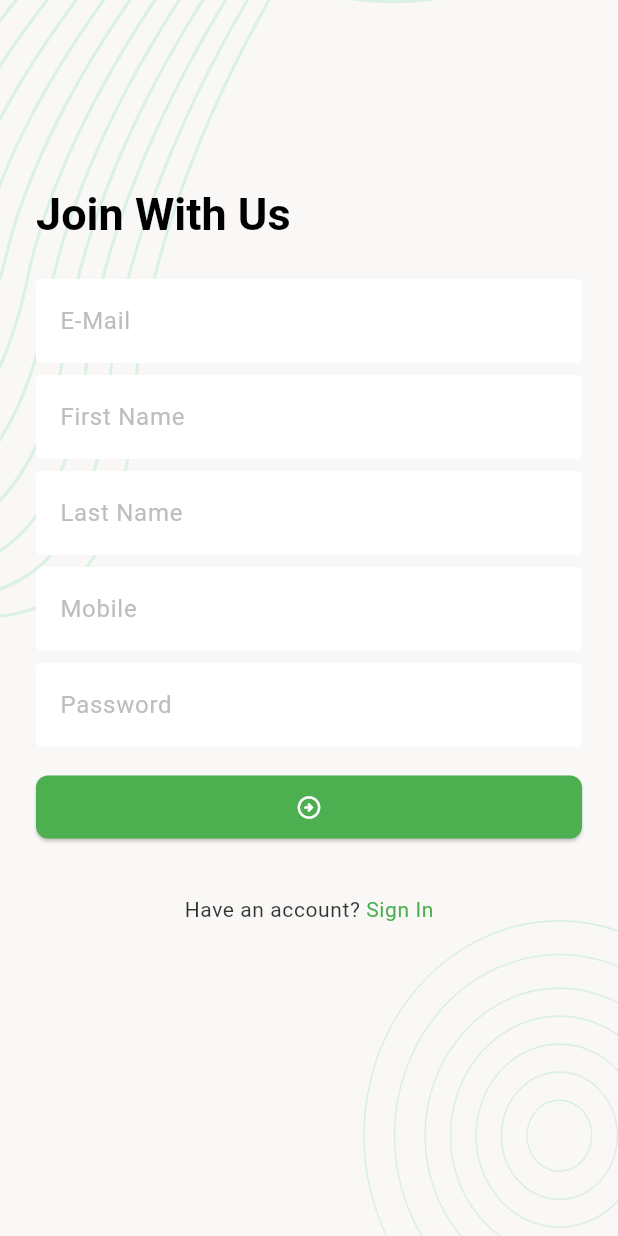
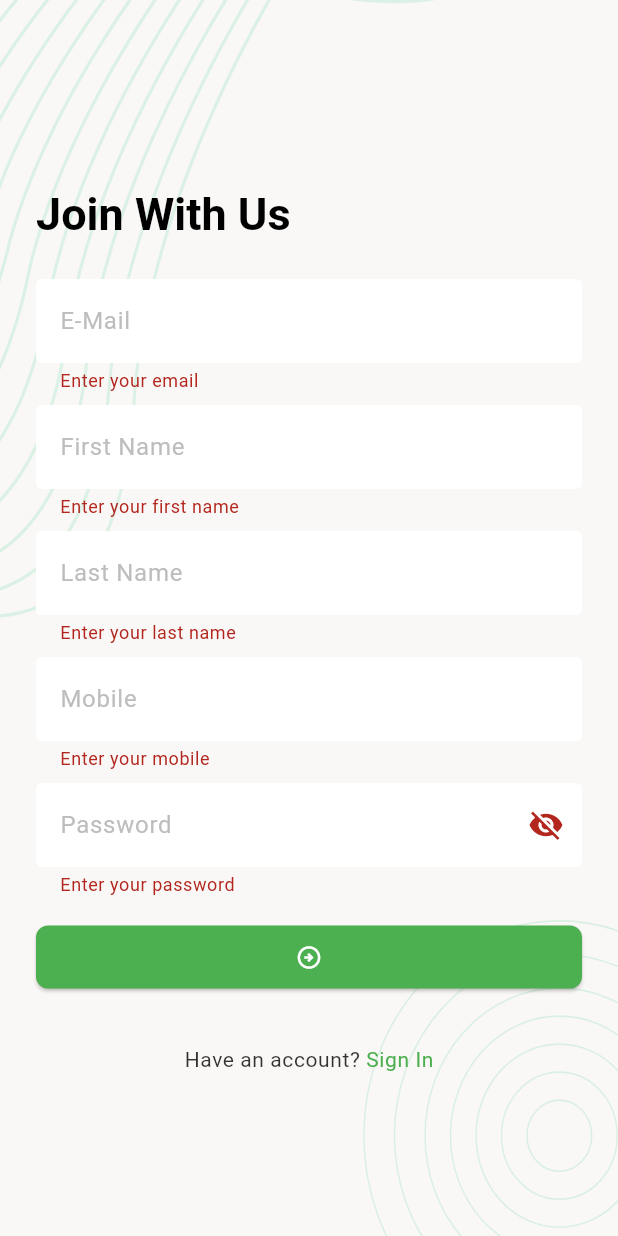
Before and after one commit to EmranKhanDUET/task_manager, a Flutter app: the SignUpScreen screen opened directly, after a tap on the "arrow circle right" icon, on a phone screen of 412 x 824 dp. Run offline on Flutter 3.47's test engine with Material 3 defaults, Android fonts, the phone set to English and light mode, and no system bars; our stand-ins replace cached_network_image, flutter_svg, pin_code_fields.

Commit message:
initial commit

```diff
--- /dev/null
+++ b/lib/data/utility/urls.dart
@@ -0,0 +1,5 @@
+class Urls{
+  static const String _baseUrls='https://task.teamrabbil.com/api/v1';
+  static const String registration='$_baseUrls/registration';
+
+}
--- a/lib/ui/screens/auth/sign_up_screen.dart
+++ b/lib/ui/screens/auth/sign_up_screen.dart
@@ -1,7 +1,13 @@
 import 'package:flutter/gestures.dart';
 import 'package:flutter/material.dart';
+import 'package:task_manager/data/models/network_response.dart';
+import 'package:task_manager/data/network_caller/network_caller.dart';
 import 'package:task_manager/ui/utility/app_colors.dart';
+import 'package:task_manager/ui/utility/app_constants.dart';
 import 'package:task_manager/ui/widgets/background_widget.dart';
+import 'package:task_manager/ui/widgets/snack_bar_message.dart';
+
+import '../../../data/utility/urls.dart';
 
 class SignUpScreen extends StatefulWidget {
   const SignUpScreen({super.key});
@@ -16,6 +22,9 @@ class _SignUpScreenState extends State<SignUpScreen> {
   final TextEditingController _firstNameTEController = TextEditingController();
   final TextEditingController _lastNameTEController = TextEditingController();
   final TextEditingController _mobileTEController = TextEditingController();
+  final GlobalKey<FormState> _formKey = GlobalKey<FormState>();
+  bool _showPassword = false;
+  bool _registrationInProgress = false;
 
   @override
   Widget build(BuildContext context) {
@@ -25,6 +34,9 @@ class _SignUpScreenState extends State<SignUpScreen> {
           child: SingleChildScrollView(
             child: Padding(
               padding: const EdgeInsets.all(24),
+              child: Form(
+                autovalidateMode: AutovalidateMode.onUserInteraction,
+                key: _formKey,
                 child: Column(
                   crossAxisAlignment: CrossAxisAlignment.start,
                   children: [
@@ -34,38 +46,105 @@ class _SignUpScreenState extends State<SignUpScreen> {
                       style: Theme.of(context).textTheme.titleLarge,
                     ),
                     const SizedBox(height: 24),
-                  TextField(
+                    TextFormField(
                       controller: _emailTEController,
                       keyboardType: TextInputType.emailAddress,
                       decoration: const InputDecoration(hintText: 'E-Mail'),
-                  ),   const SizedBox(height: 8),
-                  TextField(
+                      validator: (String? value) {
+                        if (value?.trim().isEmpty ?? true) {
+                          return 'Enter your email';
+                        }
+                        if (AppConstants.emailRegEx.hasMatch(value!) == false) {
+                          return 'Enter a valid email';
+                        }
+                        {
+                          return null;
+                        }
+                      },
+                    ),
+                    const SizedBox(height: 8),
+                    TextFormField(
                       controller: _firstNameTEController,
+                      validator: (String? value) {
+                        if (value?.trim().isEmpty ?? true) {
+                          return 'Enter your first name';
+                        } else {
+                          return null;
+                        }
+                      },
                       decoration: const InputDecoration(hintText: 'First Name'),
-                  ),   const SizedBox(height: 8),
-                  TextField(
+                    ),
+                    const SizedBox(height: 8),
+                    TextFormField(
                       controller: _lastNameTEController,
+                      validator: (String? value) {
+                        if (value?.trim().isEmpty ?? true) {
+                          return 'Enter your last name';
+                        } else {
+                          return null;
+                        }
+                      },
                       decoration: const InputDecoration(hintText: 'Last Name'),
                     ),
                     const SizedBox(height: 8),
-                  TextField(
+                    TextFormField(
                       keyboardType: TextInputType.number,
                       controller: _mobileTEController,
+                      validator: (String? value) {
+                        if (value?.trim().isEmpty ?? true) {
+                          return 'Enter your mobile';
+                        }
+                        // if(AppConstants.mobileRegEx.hasMatch(value!)==false){
+                        //
+                        //   return 'Enter a valid mobile number';
+                        // }
+                        return null;
+                      },
                       decoration: const InputDecoration(hintText: 'Mobile'),
                     ),
                     const SizedBox(height: 8),
-                  TextField(
+                    TextFormField(
+                      obscureText: _showPassword == false,
                       controller: _passTEController,
-                    decoration: const InputDecoration(hintText: 'Password'),
+                      validator: (String? value) {
+                        if (value?.trim().isEmpty ?? true) {
+                          return 'Enter your password';
+                        } else {
+                          return null;
+                        }
+                      },
+                      decoration: InputDecoration(
+                          hintText: 'Password',
+                          suffixIcon: IconButton(
+                              onPressed: () {
+                                _showPassword = !_showPassword;
+
+                                if (mounted) {
+                                  setState(() {});
+                                }
+                              },
+                              icon: Icon(_showPassword
+                                  ? Icons.remove_red_eye
+                                  : Icons.visibility_off))),
                     ),
                     const SizedBox(height: 16),
-                  ElevatedButton(
-                    onPressed: () {},
+                    Visibility(
+                      visible: _registrationInProgress == false,
+                      replacement:
+                          Center(child: const CircularProgressIndicator()),
+                      child: ElevatedButton(
+                        onPressed: () {
+                          if (_formKey.currentState!.validate()) {
+                            _registerUser();
+                          }
+                        },
                         child: const Icon(Icons.arrow_circle_right_outlined),
+                      ),
                     ),
                     const SizedBox(height: 36),
                     _buildBackTOSignInSection(),
                   ],
+                ),
               ),
             ),
           ),
@@ -89,15 +168,54 @@ class _SignUpScreenState extends State<SignUpScreen> {
                   style: const TextStyle(
                     color: AppColors.themeColor,
                   ),
-                              recognizer: TapGestureRecognizer()..onTap = _onTapSignInButton)
+                  recognizer: TapGestureRecognizer()
+                    ..onTap = _onTapSignInButton)
             ]),
       ),
     );
   }
 
+  Future<void> _registerUser() async {
+    _registrationInProgress = true;
+    setState(() {});
 
-  void _onTapSignInButton(){
+    Map<String, dynamic> requestInput = {
+      "email": _emailTEController.text.trim(),
+      "firstName": _firstNameTEController.text.trim(),
+      "lastName": _lastNameTEController.text.trim(),
+      "mobile": _mobileTEController.text.trim(),
+      "password": _passTEController.text,
+      "photo": ""
+    };
+    NetworkResponse response =
+        await NetworkCaller.postRequest(Urls.registration, body: requestInput);
+    _registrationInProgress = false;
+    setState(() {});
+    if (response.isSuccess) {
+      if (mounted) {
+        snackBarMessage(context, 'Registration Successful');
+      }
+      _clearTextFormFields();
+    } else {
+      if (mounted) {
+        snackBarMessage(
+            context,
+            response.errorMessage ?? 'Registration Failed, Please try again',
+            true);
+      }
+    }
+  }
+
+  void _onTapSignInButton() {
     Navigator.pop(context);
+  }
+
+  void _clearTextFormFields() {
+    _emailTEController.clear();
+    _firstNameTEController.clear();
+    _lastNameTEController.clear();
+    _mobileTEController.clear();
+    _passTEController.clear();
   }
 
   @override
--- /dev/null
+++ b/lib/ui/utility/app_constants.dart
@@ -0,0 +1,5 @@
+class AppConstants {
+   static final RegExp emailRegEx = RegExp(
+      r'^(([^<>()[\]\\.,;:\s@\"]+(\.[^<>()[\]\\.,;:\s@\"]+)*)|(\".+\"))@((\[[0-9]{1,3}\.[0-9]{1,3}\.[0-9]{1,3}\.[0-9]{1,3}\])|(([a-zA-Z\-0-9]+\.)+[a-zA-Z]{2,}))$');
+static final RegExp mobileRegEx=RegExp(r'/^(?:\+?88|0088)?01[13-9]\d{8}$');
+}
```
Also changed, not shown: lib/ui/widgets/snack_bar_message.dart (added, +11 -0 lines). Lines whose indentation alone changed are shown as unchanged.
